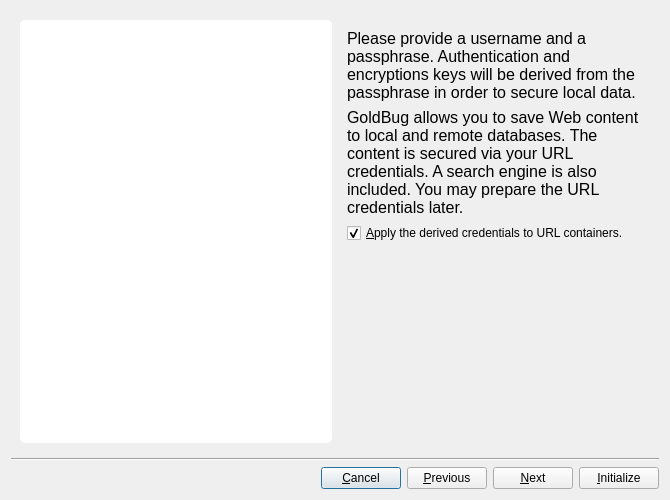
Qt form branches/trunk/GoldBug-UI/spot-on-wizard.ui (textbrowser/spot-on) before a commit.
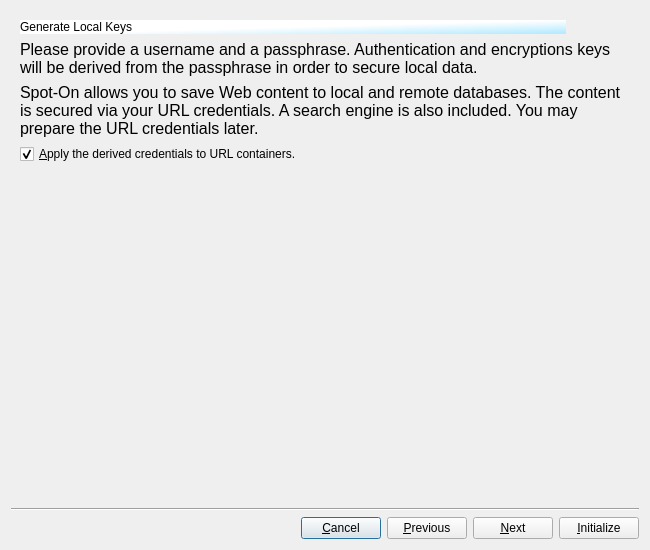
The same form after that commit. The open tabs and pages were chosen to show the change. Icons and pictures are not drawn.

Patch:
```diff
--- a/branches/trunk/GoldBug-UI/spot-on-wizard.ui
+++ b/branches/trunk/GoldBug-UI/spot-on-wizard.ui
@@ -6,8 +6,8 @@
    <rect>
     <x>0</x>
     <y>0</y>
-    <width>670</width>
-    <height>500</height>
+    <width>650</width>
+    <height>550</height>
    </rect>
   </property>
   <property name="windowTitle">
@@ -24,7 +24,7 @@
       <number>0</number>
      </property>
      <widget class="QWidget" name="page">
-      <layout class="QHBoxLayout" name="horizontalLayout_2">
+      <layout class="QVBoxLayout" name="verticalLayout_10">
        <item>
         <layout class="QVBoxLayout" name="verticalLayout_2">
          <item>
@@ -90,31 +90,61 @@
       </layout>
      </widget>
      <widget class="QWidget" name="page_3">
-      <layout class="QHBoxLayout" name="horizontalLayout_4">
-       <item>
-        <layout class="QVBoxLayout" name="verticalLayout_6">
-         <item>
-          <widget class="QLabel" name="label_5">
-           <property name="styleSheet">
-            <string notr="true">background-color: rgb(255, 255, 255);
-border-radius: 5px;</string>
-           </property>
-           <property name="text">
-            <string/>
-           </property>
-           <property name="pixmap">
-            <pixmap resource="../Icons/icons.qrc">:/wizard/password.png</pixmap>
-           </property>
-           <property name="alignment">
-            <set>Qt::AlignCenter</set>
-           </property>
-          </widget>
-         </item>
-        </layout>
-       </item>
+      <layout class="QVBoxLayout" name="verticalLayout_11">
        <item>
         <widget class="QFrame" name="passphrase_frame">
          <layout class="QVBoxLayout" name="verticalLayout_7">
+          <property name="leftMargin">
+           <number>0</number>
+          </property>
+          <property name="topMargin">
+           <number>0</number>
+          </property>
+          <property name="rightMargin">
+           <number>0</number>
+          </property>
+          <property name="bottomMargin">
+           <number>0</number>
+          </property>
+          <item>
+           <layout class="QHBoxLayout" name="horizontalLayout_2">
+            <property name="spacing">
+             <number>0</number>
+            </property>
+            <item>
+             <widget class="QLabel" name="label_6">
+              <property name="styleSheet">
+               <string notr="true">background-color: qlineargradient(spread:pad, x1:0.968, y1:0.932, x2:0.513, y2:0.5, stop:0 rgba(183, 235, 255, 255), stop:1 rgba(255, 255, 255, 255)); </string>
+              </property>
+              <property name="text">
+               <string>&lt;html&gt;&lt;head/&gt;&lt;body&gt;&lt;p&gt;Generate Local Keys&lt;/p&gt;&lt;/body&gt;&lt;/html&gt;</string>
+              </property>
+             </widget>
+            </item>
+            <item>
+             <widget class="QLabel" name="label_5">
+              <property name="sizePolicy">
+               <sizepolicy hsizetype="Fixed" vsizetype="Preferred">
+                <horstretch>0</horstretch>
+                <verstretch>0</verstretch>
+               </sizepolicy>
+              </property>
+              <property name="maximumSize">
+               <size>
+                <width>64</width>
+                <height>64</height>
+               </size>
+              </property>
+              <property name="pixmap">
+               <pixmap resource="../Icons/icons.qrc">:/wizard/password.png</pixmap>
+              </property>
+              <property name="scaledContents">
+               <bool>true</bool>
+              </property>
+             </widget>
+            </item>
+           </layout>
+          </item>
           <item>
            <widget class="QLabel" name="passphrase_introduction_label">
             <property name="font">
@@ -138,7 +168,7 @@
              </font>
             </property>
             <property name="text">
-             <string>&lt;html&gt;&lt;head/&gt;&lt;body&gt;&lt;p&gt;GoldBug allows you to save Web content to local and remote databases. The content is secured via your URL credentials. A search engine is also included. You may prepare the URL credentials later.&lt;/p&gt;&lt;/body&gt;&lt;/html&gt;</string>
+             <string>&lt;html&gt;&lt;head/&gt;&lt;body&gt;&lt;p&gt;Spot-On allows you to save Web content to local and remote databases. The content is secured via your URL credentials. A search engine is also included. You may prepare the URL credentials later.&lt;/p&gt;&lt;/body&gt;&lt;/html&gt;</string>
             </property>
             <property name="wordWrap">
              <bool>true</bool>
@@ -174,7 +204,7 @@
       </layout>
      </widget>
      <widget class="QWidget" name="page_2">
-      <layout class="QHBoxLayout" name="horizontalLayout_3">
+      <layout class="QVBoxLayout" name="verticalLayout_6">
        <item>
         <layout class="QVBoxLayout" name="verticalLayout_5">
          <item>
@@ -264,7 +294,10 @@
      <widget class="QWidget" name="page_4">
       <layout class="QHBoxLayout" name="horizontalLayout_5">
        <item>
-        <layout class="QVBoxLayout" name="verticalLayout_8">
+        <layout class="QHBoxLayout" name="horizontalLayout_4">
+         <property name="spacing">
+          <number>0</number>
+         </property>
          <item>
           <widget class="QLabel" name="label_9">
            <property name="sizePolicy">
```
Left out of the diff: 169 changed lines with no effect on the pictures.
